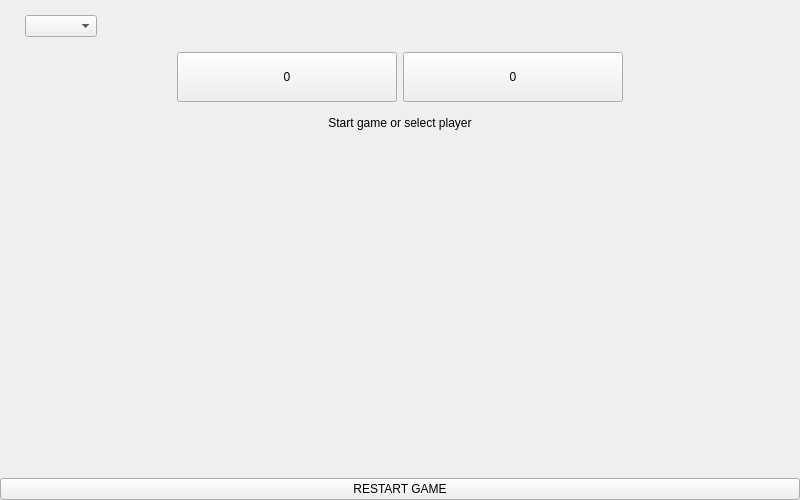
elvisxiaozhi/For-English-Learner, file src/widget.ui: the form before one commit.
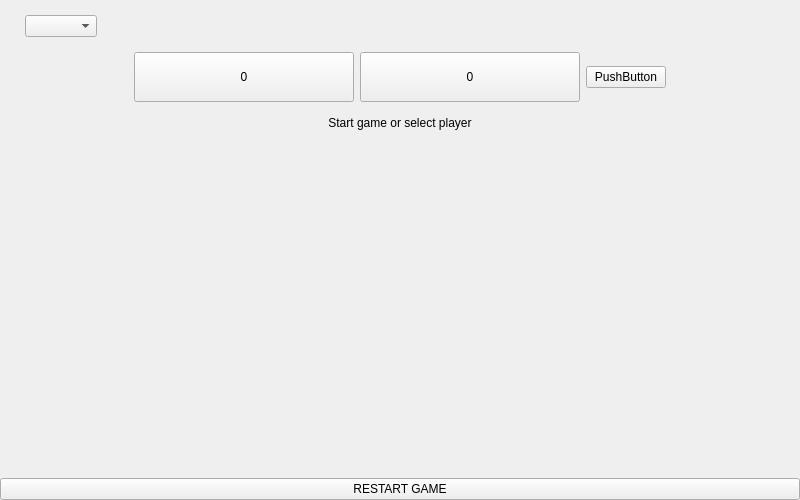
The form after the commit.

Commit message: refactor best move_2

The edit to the form file:
```diff
--- a/src/widget.ui
+++ b/src/widget.ui
@@ -123,6 +123,13 @@
        </property>
       </widget>
      </item>
+     <item>
+      <widget class="QPushButton" name="pushButton">
+       <property name="text">
+        <string>PushButton</string>
+       </property>
+      </widget>
+     </item>
      <item>
       <spacer name="horizontalSpacer_3">
        <property name="orientation">
```
The commit also changes 1 other file.
